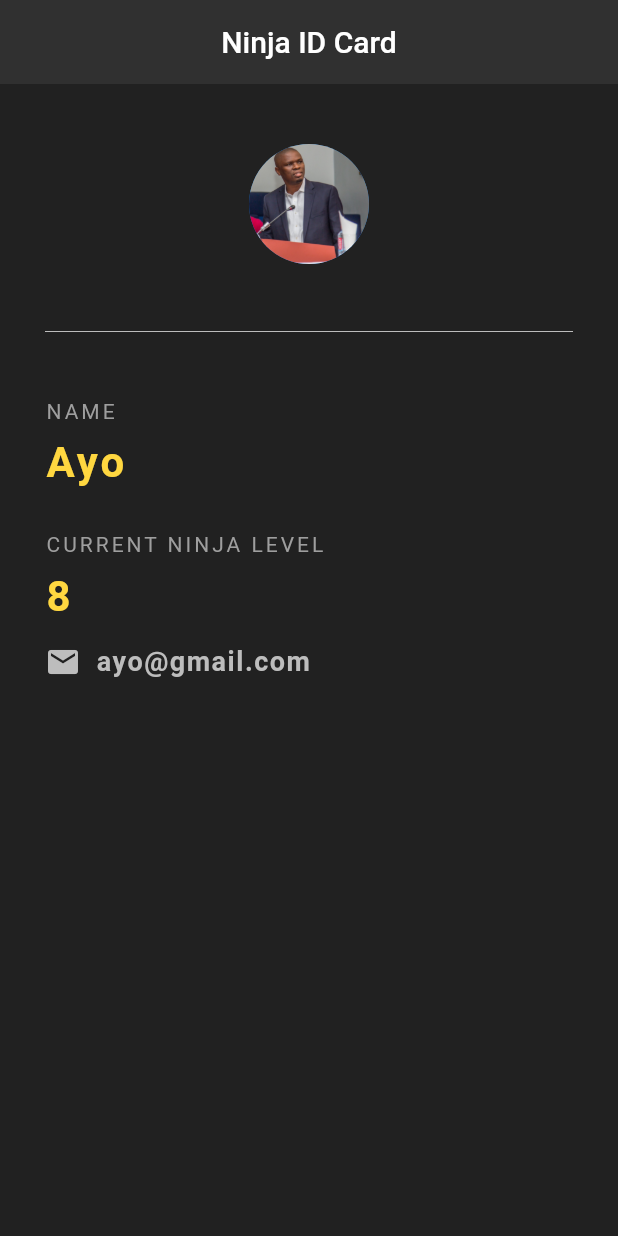
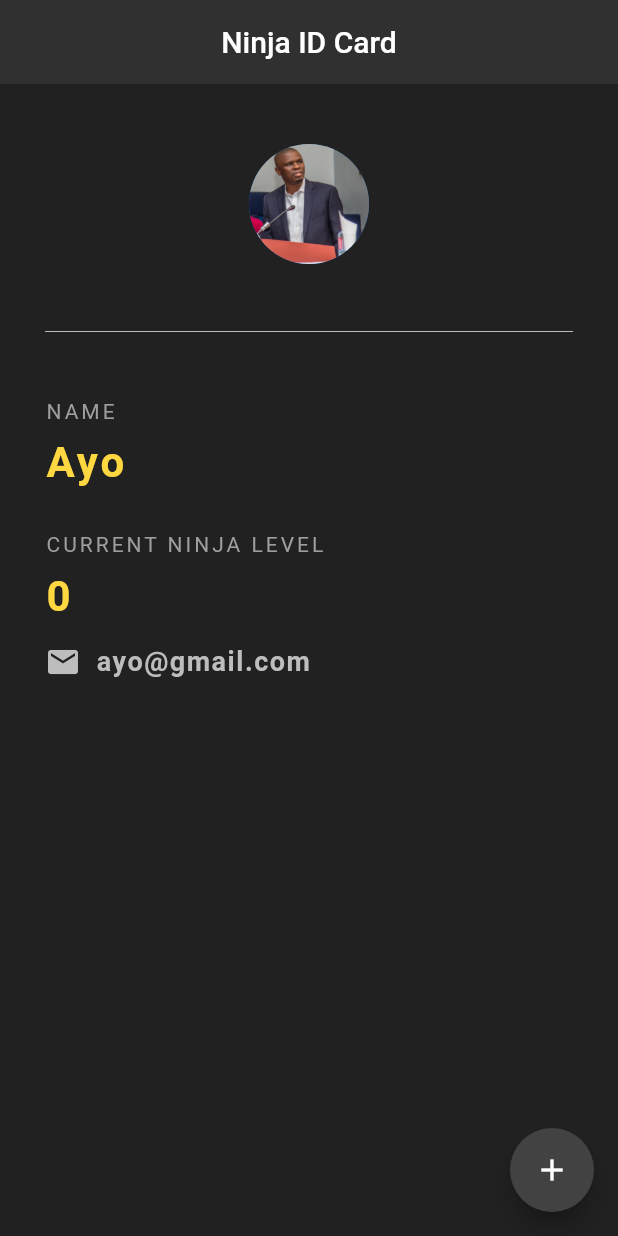
Before and after one commit to ikmazameti/come_again, a Flutter app: the screen it shows after launch, on a phone screen of 412 x 824 dp. Run offline on Flutter 3.47's test engine with Material 2 defaults, Android fonts, the phone set to English and light mode, and no system bars.

```diff
--- a/lib/main.dart
+++ b/lib/main.dart
@@ -2,8 +2,15 @@ import 'package:flutter/material.dart';
 
 void main() => runApp(MaterialApp(home: NinjaCard()));
 
-class NinjaCard extends StatelessWidget {
+class NinjaCard extends StatefulWidget {
   const NinjaCard({Key? key}) : super(key: key);
+
+  @override
+  State<NinjaCard> createState() => _NinjaCardState();
+}
+
+class _NinjaCardState extends State<NinjaCard> {
+  int ninjaLevel = 0;
 
   @override
   Widget build(BuildContext context) {
@@ -63,7 +70,7 @@ class NinjaCard extends StatelessWidget {
                 height: 10.0,
               ),
               Text(
-                '8',
+                '$ninjaLevel',
                 style: TextStyle(
                   color: Colors.amberAccent[200],
                   letterSpacing: 2.0,
@@ -96,6 +103,17 @@ class NinjaCard extends StatelessWidget {
               ),
             ]),
       ),
+      floatingActionButton: FloatingActionButton(
+        onPressed: () {
+          setState(() {
+            ninjaLevel += 1;
+          });
+        },
+        child: Icon(
+          Icons.add,
+        ),
+        backgroundColor: Colors.grey[800],
+      ),
     );
   }
 }
```
